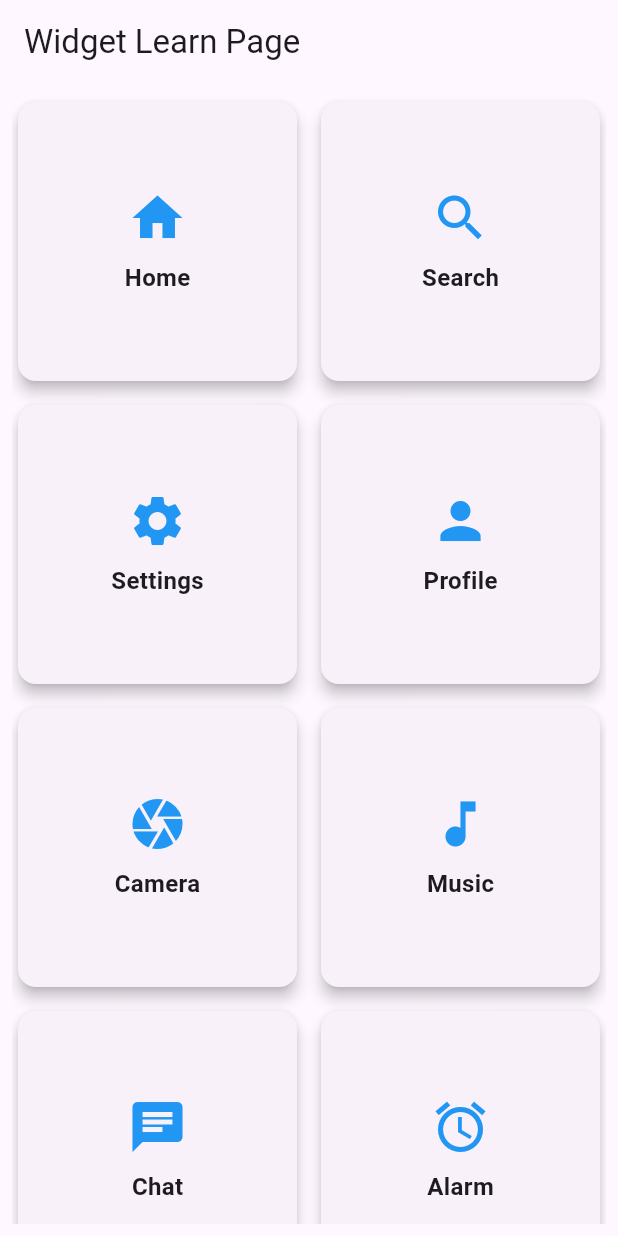
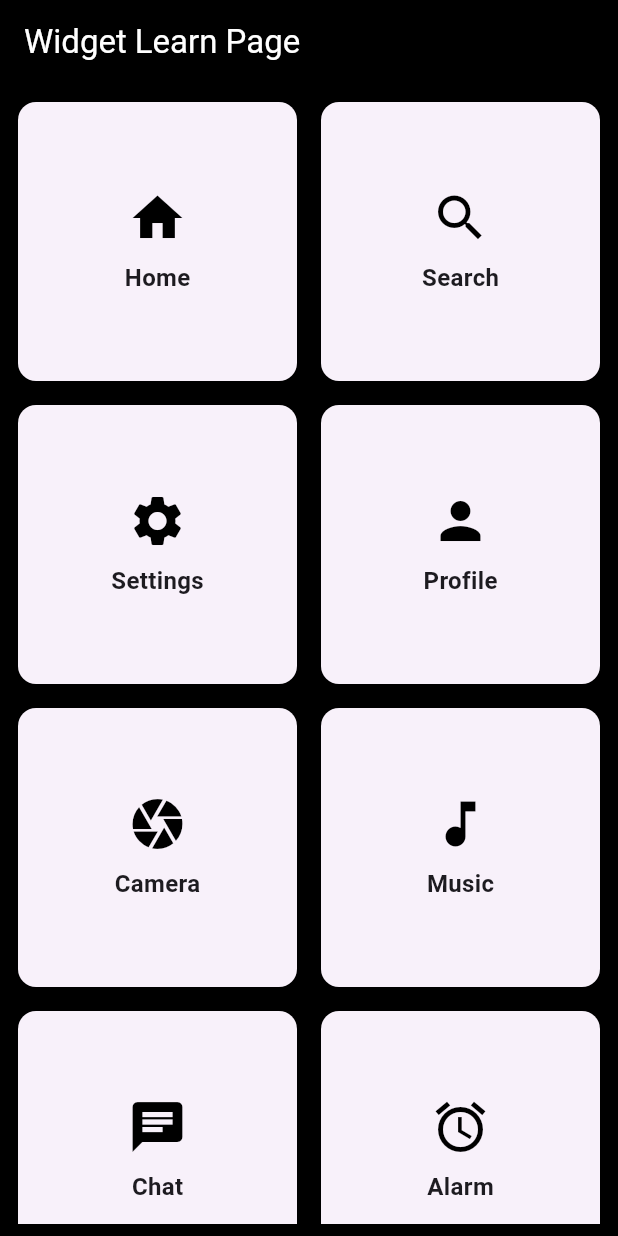
Before and after one commit to pallavipradhan5578/practical_project, a Flutter app: the screen it shows after launch, on a phone screen of 412 x 824 dp. Run offline on Flutter 3.47's test engine with Material 3 defaults, Android fonts, the phone set to English and light mode, and no system bars.

Commit message:
initial change .dart'

```diff
--- a/lib/ui/widget.dart
+++ b/lib/ui/widget.dart
@@ -14,9 +14,9 @@ class WidgetLearnPage extends StatelessWidget {
 
   @override
   Widget build(BuildContext context) {
-    return Scaffold(
-      appBar: AppBar(
-        title: const Text('Widget Learn Page'),
+    return Scaffold(backgroundColor: Colors.black,
+      appBar: AppBar(backgroundColor: Colors.black,
+        title: const Text('Widget Learn Page',style: TextStyle(color: Colors.white),),
       ),
       body: Padding(
         padding: const EdgeInsets.all(8.0),
@@ -45,7 +45,7 @@ class WidgetLearnPage extends StatelessWidget {
                 child: Column(
                   mainAxisAlignment: MainAxisAlignment.center,
                   children: [
-                    Icon(item['icon'], size: 40.0, color: Colors.blue),
+                    Icon(item['icon'], size: 40.0, color: Colors.black),
                     const SizedBox(height: 8.0),
                     Text(
                       item['title'],
```
